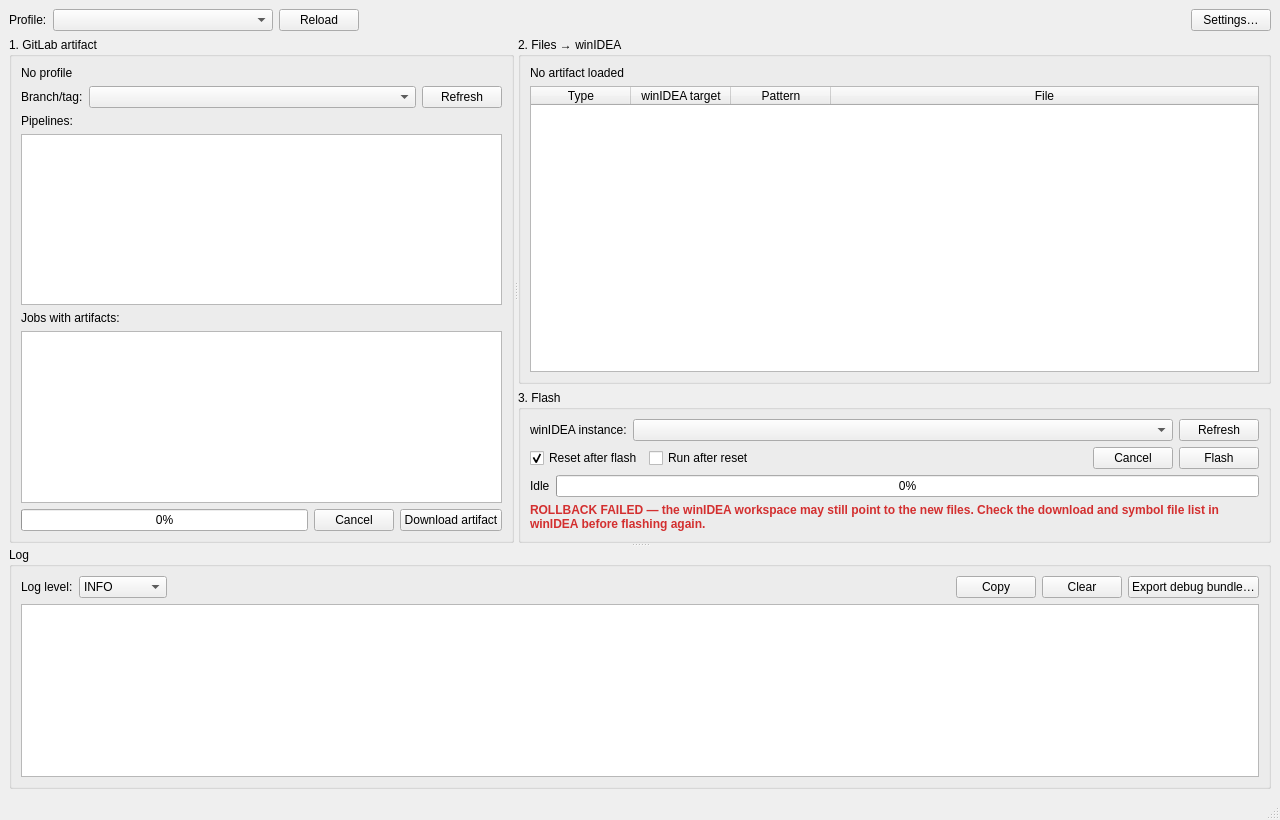
Before: the Qt Designer form wflash/gui/main_window.ui in phuctm012/WFlash-Tool, drawn with Qt 5.
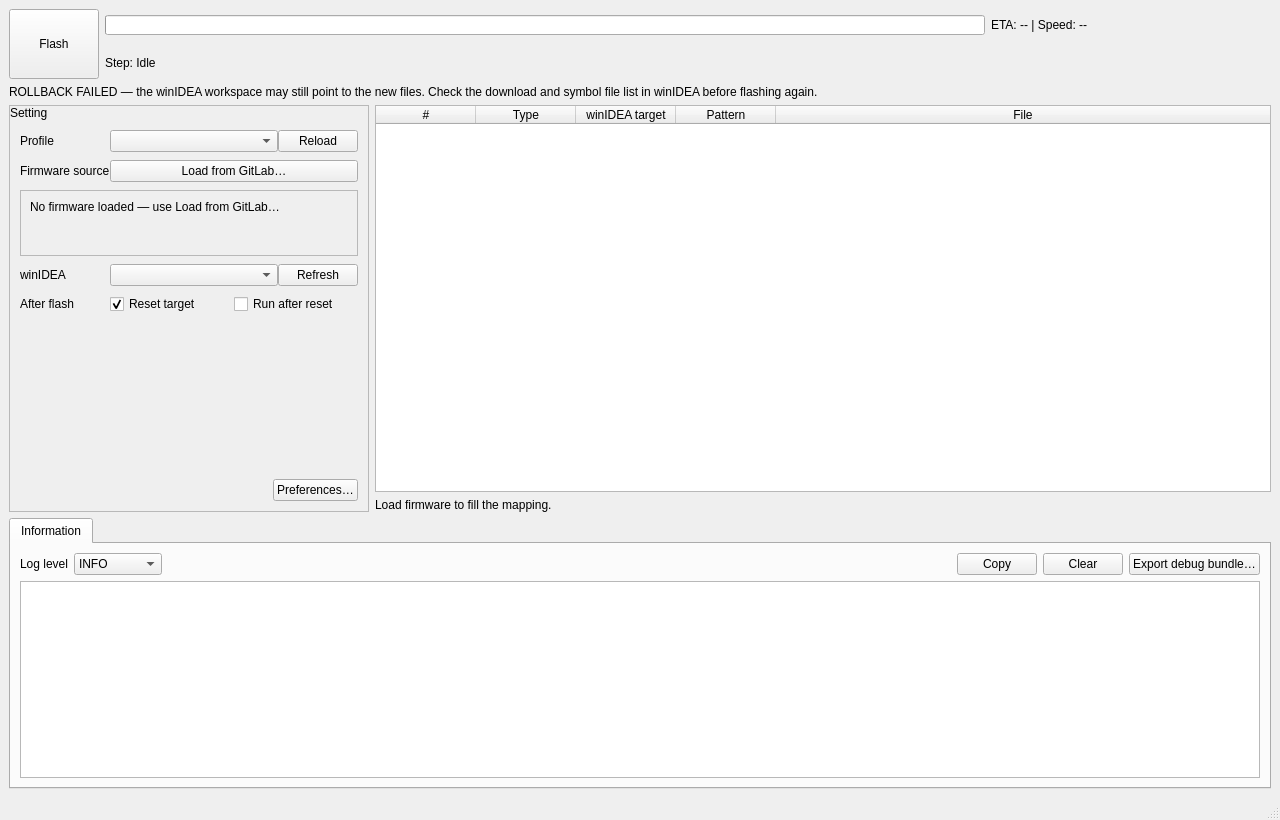
After: the same form once the commit is applied.

Commit message: feat(gui): single main window with Flash/Cancel button, Setting panel and Information tab

```diff
--- a/wflash/gui/main_window.ui
+++ b/wflash/gui/main_window.ui
@@ -11,168 +11,128 @@
    </rect>
   </property>
   <property name="windowTitle">
-   <string>WFlash — winIDEA ECU flasher</string>
+   <string>WFlash</string>
   </property>
   <widget class="QWidget" name="centralWidget_main">
-   <layout class="QVBoxLayout" name="verticalLayout_main">
+   <layout class="QVBoxLayout" name="verticalLayout_main" stretch="0,0,3,2">
     <item>
-     <layout class="QHBoxLayout" name="horizontalLayout_profileBar">
+     <layout class="QHBoxLayout" name="horizontalLayout_flashHeader">
       <item>
-       <widget class="QLabel" name="label_profile">
+       <widget class="QPushButton" name="pushButton_flash">
+        <property name="minimumSize">
+         <size>
+          <width>90</width>
+          <height>70</height>
+         </size>
+        </property>
+        <property name="maximumSize">
+         <size>
+          <width>90</width>
+          <height>70</height>
+         </size>
+        </property>
         <property name="text">
-         <string>Profile:</string>
+         <string>Flash</string>
         </property>
-        <property name="buddy">
-         <cstring>comboBox_profile</cstring>
+        <property name="state" stdset="0">
+         <string>idle</string>
         </property>
        </widget>
       </item>
       <item>
-       <widget class="QComboBox" name="comboBox_profile">
+       <layout class="QVBoxLayout" name="verticalLayout_flashProgress">
+        <item>
+         <layout class="QHBoxLayout" name="horizontalLayout_progressRow">
+          <item>
+           <widget class="QProgressBar" name="progressBar_flash">
+            <property name="sizePolicy">
+             <sizepolicy hsizetype="Expanding" vsizetype="Fixed">
+              <horstretch>1</horstretch>
+              <verstretch>0</verstretch>
+             </sizepolicy>
+            </property>
+            <property name="minimumSize">
+             <size>
+              <width>0</width>
+              <height>20</height>
+             </size>
+            </property>
+            <property name="maximumSize">
+             <size>
+              <width>16777215</width>
+              <height>20</height>
+             </size>
+            </property>
+            <property name="value">
+             <number>0</number>
+            </property>
+            <property name="textVisible">
+             <bool>false</bool>
+            </property>
+           </widget>
+          </item>
+          <item>
+           <widget class="QLabel" name="label_flashStats">
+            <property name="minimumSize">
+             <size>
+              <width>280</width>
+              <height>0</height>
+             </size>
+            </property>
+            <property name="text">
+             <string>ETA: -- | Speed: --</string>
+            </property>
+           </widget>
+          </item>
+         </layout>
+        </item>
+        <item>
+         <widget class="QLabel" name="label_step">
+          <property name="text">
+           <string>Step: Idle</string>
+          </property>
+         </widget>
+        </item>
+       </layout>
+      </item>
+     </layout>
+    </item>
+    <item>
+     <widget class="QLabel" name="label_rollbackWarning">
+      <property name="visible">
+       <bool>false</bool>
+      </property>
+      <property name="text">
+       <string>ROLLBACK FAILED — the winIDEA workspace may still point to the new files. Check the download and symbol file list in winIDEA before flashing again.</string>
+      </property>
+      <property name="wordWrap">
+       <bool>true</bool>
+      </property>
+     </widget>
+    </item>
+    <item>
+     <layout class="QHBoxLayout" name="horizontalLayout_workArea">
+      <item>
+       <widget class="QFrame" name="frame_settingPanel">
         <property name="minimumSize">
          <size>
-          <width>220</width>
+          <width>360</width>
           <height>0</height>
          </size>
         </property>
-       </widget>
-      </item>
-      <item>
-       <widget class="QPushButton" name="pushButton_reloadProfiles">
-        <property name="text">
-         <string>Reload</string>
-        </property>
-       </widget>
-      </item>
-      <item>
-       <spacer name="horizontalSpacer_profileBar">
-        <property name="orientation">
-         <enum>Qt::Orientation::Horizontal</enum>
-        </property>
-        <property name="sizeHint" stdset="0">
+        <property name="maximumSize">
          <size>
-          <width>40</width>
-          <height>20</height>
+          <width>360</width>
+          <height>16777215</height>
          </size>
         </property>
-       </spacer>
-      </item>
-      <item>
-       <widget class="QPushButton" name="pushButton_settings">
-        <property name="text">
-         <string>Settings…</string>
+        <property name="frameShape">
+         <enum>QFrame::Shape::StyledPanel</enum>
         </property>
-       </widget>
-      </item>
-     </layout>
-    </item>
-    <item>
-     <widget class="QSplitter" name="splitter_mainVertical">
-      <property name="orientation">
-       <enum>Qt::Orientation::Vertical</enum>
-      </property>
-      <widget class="QSplitter" name="splitter_upperHorizontal">
-       <property name="orientation">
-        <enum>Qt::Orientation::Horizontal</enum>
-       </property>
-       <widget class="QGroupBox" name="groupBox_gitlab">
-        <property name="title">
-         <string>1. GitLab artifact</string>
-        </property>
-        <layout class="QVBoxLayout" name="verticalLayout_gitlabBrowser">
-         <item>
-          <widget class="QLabel" name="label_project">
-           <property name="text">
-            <string>No profile</string>
-           </property>
-          </widget>
-         </item>
-         <item>
-          <layout class="QHBoxLayout" name="horizontalLayout_refBar">
-           <item>
-            <widget class="QLabel" name="label_ref">
-             <property name="text">
-              <string>Branch/tag:</string>
-             </property>
-             <property name="buddy">
-              <cstring>comboBox_ref</cstring>
-             </property>
-            </widget>
-           </item>
-           <item>
-            <widget class="QComboBox" name="comboBox_ref">
-             <property name="sizePolicy">
-              <sizepolicy hsizetype="Expanding" vsizetype="Fixed">
-               <horstretch>1</horstretch>
-               <verstretch>0</verstretch>
-              </sizepolicy>
-             </property>
-            </widget>
-           </item>
-           <item>
-            <widget class="QPushButton" name="pushButton_refreshRefs">
-             <property name="text">
-              <string>Refresh</string>
-             </property>
-            </widget>
-           </item>
-          </layout>
-         </item>
-         <item>
-          <widget class="QLabel" name="label_pipelines">
-           <property name="text">
-            <string>Pipelines:</string>
-           </property>
-           <property name="buddy">
-            <cstring>listWidget_pipelines</cstring>
-           </property>
-          </widget>
-         </item>
-         <item>
-          <widget class="QListWidget" name="listWidget_pipelines"/>
-         </item>
-         <item>
-          <widget class="QLabel" name="label_jobs">
-           <property name="text">
-            <string>Jobs with artifacts:</string>
-           </property>
-           <property name="buddy">
-            <cstring>listWidget_jobs</cstring>
-           </property>
-          </widget>
-         </item>
-         <item>
-          <widget class="QListWidget" name="listWidget_jobs"/>
-         </item>
-         <item>
-          <layout class="QHBoxLayout" name="horizontalLayout_artifactDownload">
-           <item>
-            <widget class="QProgressBar" name="progressBar_artifact">
-             <property name="value">
-              <number>0</number>
-             </property>
-            </widget>
-           </item>
-           <item>
-            <widget class="QPushButton" name="pushButton_cancelArtifact">
-             <property name="text">
-              <string>Cancel</string>
-             </property>
-            </widget>
-           </item>
-           <item>
-            <widget class="QPushButton" name="pushButton_downloadArtifact">
-             <property name="text">
-              <string>Download artifact</string>
-             </property>
-            </widget>
-           </item>
-          </layout>
-         </item>
-        </layout>
-       </widget>
-       <widget class="QWidget" name="widget_rightColumn">
-        <layout class="QVBoxLayout" name="verticalLayout_rightColumn">
+        <layout class="QVBoxLayout" name="verticalLayout_settingPanel">
+         <property name="spacing">
+          <number>0</number>
+         </property>
          <property name="leftMargin">
           <number>0</number>
          </property>
@@ -186,202 +146,299 @@
           <number>0</number>
          </property>
          <item>
-          <widget class="QGroupBox" name="groupBox_mapping">
-           <property name="title">
-            <string>2. Files → winIDEA</string>
+          <widget class="QLabel" name="label_settingHeader">
+           <property name="text">
+            <string>Setting</string>
            </property>
-           <layout class="QVBoxLayout" name="verticalLayout_mapping">
-            <item>
-             <widget class="QLabel" name="label_artifact">
-              <property name="text">
-               <string>No artifact loaded</string>
-              </property>
-              <property name="textInteractionFlags">
-               <set>Qt::TextInteractionFlag::TextSelectableByMouse</set>
-              </property>
-             </widget>
-            </item>
-            <item>
-             <widget class="QTableWidget" name="tableWidget_mapping">
-              <property name="editTriggers">
-               <set>QAbstractItemView::EditTrigger::NoEditTriggers</set>
-              </property>
-              <property name="selectionMode">
-               <enum>QAbstractItemView::SelectionMode::NoSelection</enum>
-              </property>
-              <attribute name="horizontalHeaderStretchLastSection">
-               <bool>true</bool>
-              </attribute>
-              <attribute name="verticalHeaderVisible">
-               <bool>false</bool>
-              </attribute>
-              <column>
-               <property name="text">
-                <string>Type</string>
-               </property>
-              </column>
-              <column>
-               <property name="text">
-                <string>winIDEA target</string>
-               </property>
-              </column>
-              <column>
-               <property name="text">
-                <string>Pattern</string>
-               </property>
-              </column>
-              <column>
-               <property name="text">
-                <string>File</string>
-               </property>
-              </column>
-             </widget>
-            </item>
-           </layout>
           </widget>
          </item>
          <item>
-          <widget class="QGroupBox" name="groupBox_flash">
-           <property name="title">
-            <string>3. Flash</string>
+          <layout class="QGridLayout" name="gridLayout_setting">
+           <property name="leftMargin">
+            <number>10</number>
            </property>
-           <layout class="QVBoxLayout" name="verticalLayout_flash">
-            <item>
-             <layout class="QHBoxLayout" name="horizontalLayout_instance">
+           <property name="topMargin">
+            <number>10</number>
+           </property>
+           <property name="rightMargin">
+            <number>10</number>
+           </property>
+           <property name="bottomMargin">
+            <number>6</number>
+           </property>
+           <property name="verticalSpacing">
+            <number>8</number>
+           </property>
+           <item row="0" column="0">
+            <widget class="QLabel" name="label_profile">
+             <property name="text">
+              <string>Profile</string>
+             </property>
+             <property name="buddy">
+              <cstring>comboBox_profile</cstring>
+             </property>
+            </widget>
+           </item>
+           <item row="0" column="1">
+            <layout class="QHBoxLayout" name="horizontalLayout_profile">
+             <item>
+              <widget class="QComboBox" name="comboBox_profile">
+               <property name="sizePolicy">
+                <sizepolicy hsizetype="Expanding" vsizetype="Fixed">
+                 <horstretch>1</horstretch>
+                 <verstretch>0</verstretch>
+                </sizepolicy>
+               </property>
+              </widget>
+             </item>
+             <item>
+              <widget class="QPushButton" name="pushButton_reloadProfiles">
+               <property name="text">
+                <string>Reload</string>
+               </property>
+              </widget>
+             </item>
+            </layout>
+           </item>
+           <item row="1" column="0">
+            <widget class="QLabel" name="label_firmwareSource">
+             <property name="text">
+              <string>Firmware source</string>
+             </property>
+             <property name="buddy">
+              <cstring>pushButton_loadFromGitlab</cstring>
+             </property>
+            </widget>
+           </item>
+           <item row="1" column="1">
+            <widget class="QPushButton" name="pushButton_loadFromGitlab">
+             <property name="text">
+              <string>Load from GitLab…</string>
+             </property>
+            </widget>
+           </item>
+           <item row="2" column="0" colspan="2">
+            <widget class="QFrame" name="frame_sourceCard">
+             <property name="frameShape">
+              <enum>QFrame::Shape::StyledPanel</enum>
+             </property>
+             <layout class="QVBoxLayout" name="verticalLayout_sourceCard">
+              <property name="spacing">
+               <number>2</number>
+              </property>
               <item>
-               <widget class="QLabel" name="label_instance">
+               <widget class="QLabel" name="label_sourceTitle">
                 <property name="text">
-                 <string>winIDEA instance:</string>
+                 <string>No firmware loaded — use Load from GitLab…</string>
                 </property>
-                <property name="buddy">
-                 <cstring>comboBox_instance</cstring>
+                <property name="wordWrap">
+                 <bool>true</bool>
                 </property>
                </widget>
               </item>
               <item>
-               <widget class="QComboBox" name="comboBox_instance">
-                <property name="sizePolicy">
-                 <sizepolicy hsizetype="Expanding" vsizetype="Fixed">
-                  <horstretch>1</horstretch>
-                  <verstretch>0</verstretch>
-                 </sizepolicy>
-                </property>
-               </widget>
-              </item>
-              <item>
-               <widget class="QPushButton" name="pushButton_refreshInstances">
+               <widget class="QLabel" name="label_sourceDetail">
                 <property name="text">
-                 <string>Refresh</string>
+                 <string/>
                 </property>
-               </widget>
-              </item>
-             </layout>
-            </item>
-            <item>
-             <layout class="QHBoxLayout" name="horizontalLayout_flashButtons">
-              <item>
-               <widget class="QCheckBox" name="checkBox_reset">
-                <property name="text">
-                 <string>Reset after flash</string>
-                </property>
-                <property name="checked">
+                <property name="wordWrap">
                  <bool>true</bool>
                 </property>
-               </widget>
-              </item>
-              <item>
-               <widget class="QCheckBox" name="checkBox_run">
-                <property name="text">
-                 <string>Run after reset</string>
+                <property name="textInteractionFlags">
+                 <set>Qt::TextInteractionFlag::TextSelectableByMouse</set>
                 </property>
                </widget>
               </item>
               <item>
-               <spacer name="horizontalSpacer_flashButtons">
-                <property name="orientation">
-                 <enum>Qt::Orientation::Horizontal</enum>
-                </property>
-                <property name="sizeHint" stdset="0">
-                 <size>
-                  <width>40</width>
-                  <height>20</height>
-                 </size>
-                </property>
-               </spacer>
-              </item>
-              <item>
-               <widget class="QPushButton" name="pushButton_cancelFlash">
+               <widget class="QLabel" name="label_sourceCache">
                 <property name="text">
-                 <string>Cancel</string>
+                 <string/>
                 </property>
                </widget>
               </item>
-              <item>
-               <widget class="QPushButton" name="pushButton_flash">
-                <property name="text">
-                 <string>Flash</string>
-                </property>
-               </widget>
-              </item>
              </layout>
-            </item>
-            <item>
-             <layout class="QHBoxLayout" name="horizontalLayout_flashStatus">
-              <item>
-               <widget class="QLabel" name="label_step">
-                <property name="text">
-                 <string>Idle</string>
-                </property>
-               </widget>
-              </item>
-              <item>
-               <widget class="QProgressBar" name="progressBar_flash">
-                <property name="sizePolicy">
-                 <sizepolicy hsizetype="Expanding" vsizetype="Fixed">
-                  <horstretch>1</horstretch>
-                  <verstretch>0</verstretch>
-                 </sizepolicy>
-                </property>
-                <property name="value">
-                 <number>0</number>
-                </property>
-               </widget>
-              </item>
-             </layout>
-            </item>
-            <item>
-             <widget class="QLabel" name="label_rollbackWarning">
-              <property name="visible">
-               <bool>false</bool>
-              </property>
-              <property name="styleSheet">
-               <string notr="true">color: #d32f2f; font-weight: bold;</string>
-              </property>
-              <property name="text">
-               <string>ROLLBACK FAILED — the winIDEA workspace may still point to the new files. Check the download and symbol file list in winIDEA before flashing again.</string>
-              </property>
-              <property name="wordWrap">
-               <bool>true</bool>
-              </property>
-             </widget>
-            </item>
-           </layout>
-          </widget>
+            </widget>
+           </item>
+           <item row="3" column="0">
+            <widget class="QLabel" name="label_instance">
+             <property name="text">
+              <string>winIDEA</string>
+             </property>
+             <property name="buddy">
+              <cstring>comboBox_instance</cstring>
+             </property>
+            </widget>
+           </item>
+           <item row="3" column="1">
+            <layout class="QHBoxLayout" name="horizontalLayout_instance">
+             <item>
+              <widget class="QComboBox" name="comboBox_instance">
+               <property name="sizePolicy">
+                <sizepolicy hsizetype="Expanding" vsizetype="Fixed">
+                 <horstretch>1</horstretch>
+                 <verstretch>0</verstretch>
+                </sizepolicy>
+               </property>
+              </widget>
+             </item>
+             <item>
+              <widget class="QPushButton" name="pushButton_refreshInstances">
+               <property name="text">
+                <string>Refresh</string>
+               </property>
+              </widget>
+             </item>
+            </layout>
+           </item>
+           <item row="4" column="0">
+            <widget class="QLabel" name="label_afterFlash">
+             <property name="text">
+              <string>After flash</string>
+             </property>
+            </widget>
+           </item>
+           <item row="4" column="1">
+            <layout class="QHBoxLayout" name="horizontalLayout_afterFlash">
+             <item>
+              <widget class="QCheckBox" name="checkBox_reset">
+               <property name="text">
+                <string>Reset target</string>
+               </property>
+               <property name="checked">
+                <bool>true</bool>
+               </property>
+              </widget>
+             </item>
+             <item>
+              <widget class="QCheckBox" name="checkBox_run">
+               <property name="text">
+                <string>Run after reset</string>
+               </property>
+              </widget>
+             </item>
+            </layout>
+           </item>
+          </layout>
+         </item>
+         <item>
+          <spacer name="verticalSpacer_settingPanel">
+           <property name="orientation">
+            <enum>Qt::Orientation::Vertical</enum>
+           </property>
+           <property name="sizeHint" stdset="0">
+            <size>
+             <width>20</width>
+             <height>40</height>
+            </size>
+           </property>
+          </spacer>
+         </item>
+         <item>
+          <layout class="QHBoxLayout" name="horizontalLayout_preferences">
+           <property name="leftMargin">
+            <number>10</number>
+           </property>
+           <property name="rightMargin">
+            <number>10</number>
+           </property>
+           <property name="bottomMargin">
+            <number>10</number>
+           </property>
+           <item>
+            <spacer name="horizontalSpacer_preferences">
+             <property name="orientation">
+              <enum>Qt::Orientation::Horizontal</enum>
+             </property>
+             <property name="sizeHint" stdset="0">
+              <size>
+               <width>40</width>
+               <height>20</height>
+              </size>
+             </property>
+            </spacer>
+           </item>
+           <item>
+            <widget class="QPushButton" name="pushButton_preferences">
+             <property name="text">
+              <string>Preferences…</string>
+             </property>
+            </widget>
+           </item>
+          </layout>
          </item>
         </layout>
        </widget>
-      </widget>
-      <widget class="QGroupBox" name="groupBox_log">
-       <property name="title">
-        <string>Log</string>
-       </property>
-       <layout class="QVBoxLayout" name="verticalLayout_logPanel">
+      </item>
+      <item>
+       <layout class="QVBoxLayout" name="verticalLayout_mapping">
+        <item>
+         <widget class="QTableWidget" name="tableWidget_mapping">
+          <property name="editTriggers">
+           <set>QAbstractItemView::EditTrigger::NoEditTriggers</set>
+          </property>
+          <property name="selectionMode">
+           <enum>QAbstractItemView::SelectionMode::NoSelection</enum>
+          </property>
+          <attribute name="horizontalHeaderStretchLastSection">
+           <bool>true</bool>
+          </attribute>
+          <attribute name="verticalHeaderVisible">
+           <bool>false</bool>
+          </attribute>
+          <column>
+           <property name="text">
+            <string>#</string>
+           </property>
+          </column>
+          <column>
+           <property name="text">
+            <string>Type</string>
+           </property>
+          </column>
+          <column>
+           <property name="text">
+            <string>winIDEA target</string>
+           </property>
+          </column>
+          <column>
+           <property name="text">
+            <string>Pattern</string>
+           </property>
+          </column>
+          <column>
+           <property name="text">
+            <string>File</string>
+           </property>
+          </column>
+         </widget>
+        </item>
+        <item>
+         <widget class="QLabel" name="label_mappingHint">
+          <property name="text">
+           <string>Load firmware to fill the mapping.</string>
+          </property>
+         </widget>
+        </item>
+       </layout>
+      </item>
+     </layout>
+    </item>
+    <item>
+     <widget class="QTabWidget" name="tabWidget_output">
+      <property name="currentIndex">
+       <number>0</number>
+      </property>
+      <widget class="QWidget" name="tab_information">
+       <attribute name="title">
+        <string>Information</string>
+       </attribute>
+       <layout class="QVBoxLayout" name="verticalLayout_information">
         <item>
          <layout class="QHBoxLayout" name="horizontalLayout_logBar">
           <item>
            <widget class="QLabel" name="label_logLevel">
             <property name="text">
-             <string>Log level:</string>
+             <string>Log level</string>
             </property>
             <property name="buddy">
              <cstring>comboBox_logLevel</cstring>
```
The commit also changes 18 other files.
